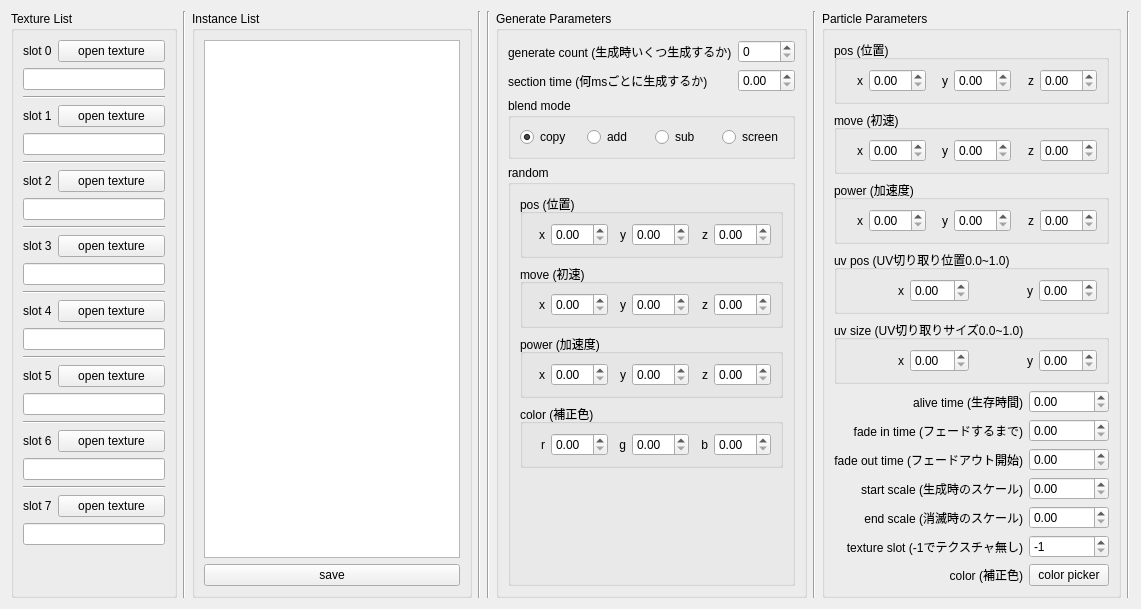
This is DirectX11Test/Src/Plugin/Module/ParticleConsole.ui in LobeliaSnow/PyQt5-Tool-Create as Qt 5 draws it before an edit. The edited form follows.
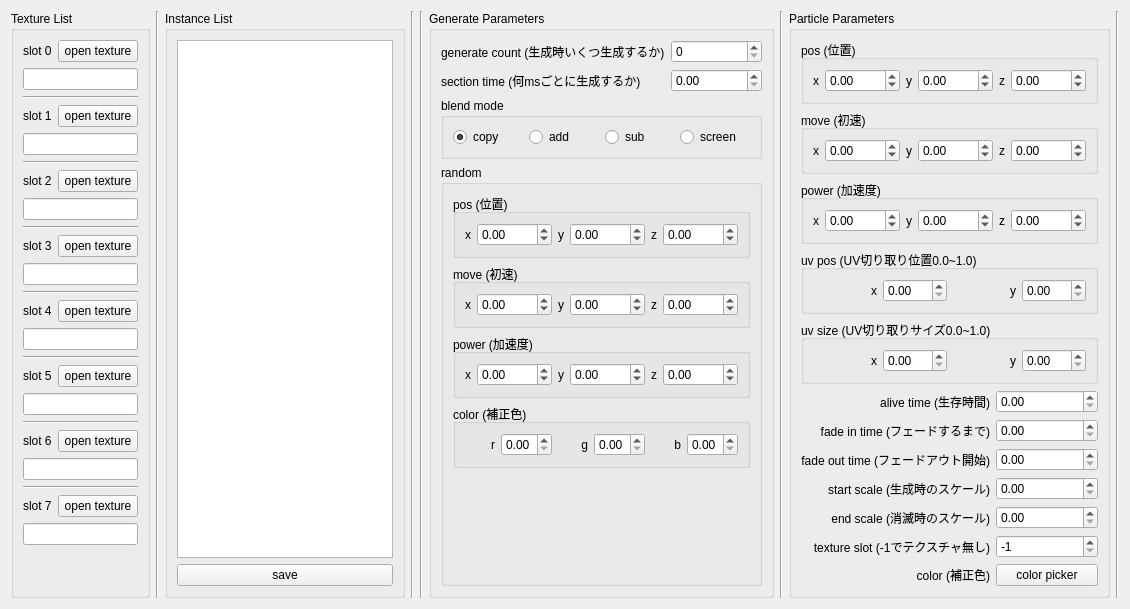
This is the edited form.

What changed in the file:
```diff
--- a/DirectX11Test/Src/Plugin/Module/ParticleConsole.ui
+++ b/DirectX11Test/Src/Plugin/Module/ParticleConsole.ui
@@ -6,7 +6,7 @@
    <rect>
     <x>0</x>
     <y>0</y>
-    <width>1141</width>
+    <width>1130</width>
     <height>547</height>
    </rect>
   </property>
@@ -95,10 +95,24 @@
           </widget>
          </item>
          <item row="1" column="1">
-          <widget class="QDoubleSpinBox" name="spinUVSizeX"/>
+          <widget class="QDoubleSpinBox" name="spinUVSizeX">
+           <property name="minimum">
+            <double>0.000000000000000</double>
+           </property>
+           <property name="maximum">
+            <double>1.000000000000000</double>
+           </property>
+          </widget>
          </item>
          <item row="1" column="3">
-          <widget class="QDoubleSpinBox" name="spinUVPosY_2"/>
+          <widget class="QDoubleSpinBox" name="spinUVPosY_2">
+           <property name="minimum">
+            <double>0.000000000000000</double>
+           </property>
+           <property name="maximum">
+            <double>1.000000000000000</double>
+           </property>
+          </widget>
          </item>
         </layout>
        </widget>
@@ -120,10 +134,24 @@
           </widget>
          </item>
          <item row="0" column="1">
-          <widget class="QDoubleSpinBox" name="spinUVPosX"/>
+          <widget class="QDoubleSpinBox" name="spinUVPosX">
+           <property name="minimum">
+            <double>0.000000000000000</double>
+           </property>
+           <property name="maximum">
+            <double>1.000000000000000</double>
+           </property>
+          </widget>
          </item>
          <item row="0" column="3">
-          <widget class="QDoubleSpinBox" name="spinUVPosY"/>
+          <widget class="QDoubleSpinBox" name="spinUVPosY">
+           <property name="minimum">
+            <double>0.000000000000000</double>
+           </property>
+           <property name="maximum">
+            <double>1.000000000000000</double>
+           </property>
+          </widget>
          </item>
          <item row="0" column="0">
           <widget class="QLabel" name="label_16">
@@ -145,7 +173,14 @@
         </property>
         <layout class="QGridLayout" name="gridLayout_4">
          <item row="0" column="3">
-          <widget class="QDoubleSpinBox" name="spinMoveY"/>
+          <widget class="QDoubleSpinBox" name="spinMoveY">
+           <property name="minimum">
+            <double>-1000.000000000000000</double>
+           </property>
+           <property name="maximum">
+            <double>1000.000000000000000</double>
+           </property>
+          </widget>
          </item>
          <item row="0" column="4">
           <widget class="QLabel" name="label_10">
@@ -168,7 +203,14 @@
           </widget>
          </item>
          <item row="0" column="1">
-          <widget class="QDoubleSpinBox" name="spinMoveX"/>
+          <widget class="QDoubleSpinBox" name="spinMoveX">
+           <property name="minimum">
+            <double>-1000.000000000000000</double>
+           </property>
+           <property name="maximum">
+            <double>1000.000000000000000</double>
+           </property>
+          </widget>
          </item>
          <item row="0" column="0">
           <widget class="QLabel" name="label_3">
@@ -181,7 +223,14 @@
           </widget>
          </item>
          <item row="0" column="5">
-          <widget class="QDoubleSpinBox" name="spinMoveZ"/>
+          <widget class="QDoubleSpinBox" name="spinMoveZ">
+           <property name="minimum">
+            <double>-1000.000000000000000</double>
+           </property>
+           <property name="maximum">
+            <double>1000.000000000000000</double>
+           </property>
+          </widget>
          </item>
         </layout>
        </widget>
@@ -214,13 +263,34 @@
           </widget>
          </item>
          <item row="0" column="5">
-          <widget class="QDoubleSpinBox" name="spinPowerZ"/>
+          <widget class="QDoubleSpinBox" name="spinPowerZ">
+           <property name="minimum">
+            <double>-1000.000000000000000</double>
+           </property>
+           <property name="maximum">
+            <double>1000.000000000000000</double>
+           </property>
+          </widget>
          </item>
          <item row="0" column="3">
-          <widget class="QDoubleSpinBox" name="spinPowerY"/>
+          <widget class="QDoubleSpinBox" name="spinPowerY">
+           <property name="minimum">
+            <double>-1000.000000000000000</double>
+           </property>
+           <property name="maximum">
+            <double>1000.000000000000000</double>
+           </property>
+          </widget>
          </item>
          <item row="0" column="1">
-          <widget class="QDoubleSpinBox" name="spinPowerX"/>
+          <widget class="QDoubleSpinBox" name="spinPowerX">
+           <property name="minimum">
+            <double>-1000.000000000000000</double>
+           </property>
+           <property name="maximum">
+            <double>1000.000000000000000</double>
+           </property>
+          </widget>
          </item>
          <item row="0" column="4">
           <widget class="QLabel" name="label_15">
@@ -377,10 +447,24 @@
           </widget>
          </item>
          <item row="0" column="3">
-          <widget class="QDoubleSpinBox" name="spinPosY"/>
+          <widget class="QDoubleSpinBox" name="spinPosY">
+           <property name="minimum">
+            <double>-1000.000000000000000</double>
+           </property>
+           <property name="maximum">
+            <double>1000.000000000000000</double>
+           </property>
+          </widget>
          </item>
          <item row="0" column="5">
-          <widget class="QDoubleSpinBox" name="spinPosZ"/>
+          <widget class="QDoubleSpinBox" name="spinPosZ">
+           <property name="minimum">
+            <double>-1000.000000000000000</double>
+           </property>
+           <property name="maximum">
+            <double>1000.000000000000000</double>
+           </property>
+          </widget>
          </item>
          <item row="0" column="2">
           <widget class="QLabel" name="label">
@@ -403,7 +487,14 @@
           </widget>
          </item>
          <item row="0" column="1">
-          <widget class="QDoubleSpinBox" name="spinPosX"/>
+          <widget class="QDoubleSpinBox" name="spinPosX">
+           <property name="minimum">
+            <double>-1000.000000000000000</double>
+           </property>
+           <property name="maximum">
+            <double>1000.000000000000000</double>
+           </property>
+          </widget>
          </item>
         </layout>
        </widget>
@@ -495,10 +586,24 @@
              </widget>
             </item>
             <item row="0" column="1">
-             <widget class="QDoubleSpinBox" name="spinRandPosX"/>
+             <widget class="QDoubleSpinBox" name="spinRandPosX">
+              <property name="minimum">
+               <double>-1000.000000000000000</double>
+              </property>
+              <property name="maximum">
+               <double>1000.000000000000000</double>
+              </property>
+             </widget>
             </item>
             <item row="0" column="3">
-             <widget class="QDoubleSpinBox" name="spinRandPosY"/>
+             <widget class="QDoubleSpinBox" name="spinRandPosY">
+              <property name="minimum">
+               <double>-1000.000000000000000</double>
+              </property>
+              <property name="maximum">
+               <double>1000.000000000000000</double>
+              </property>
+             </widget>
             </item>
             <item row="0" column="0">
              <widget class="QLabel" name="label_35">
@@ -511,7 +616,14 @@
              </widget>
             </item>
             <item row="0" column="5">
-             <widget class="QDoubleSpinBox" name="spinRandPosZ"/>
+             <widget class="QDoubleSpinBox" name="spinRandPosZ">
+              <property name="minimum">
+               <double>-1000.000000000000000</double>
+              </property>
+              <property name="maximum">
+               <double>1000.000000000000000</double>
+              </property>
+             </widget>
             </item>
            </layout>
           </widget>
@@ -543,10 +655,24 @@
              </widget>
             </item>
             <item row="0" column="3">
-             <widget class="QDoubleSpinBox" name="spinRandPowerY"/>
+             <widget class="QDoubleSpinBox" name="spinRandPowerY">
+              <property name="minimum">
+               <double>-1000.000000000000000</double>
+              </property>
+              <property name="maximum">
+               <double>1000.000000000000000</double>
+              </property>
+             </widget>
             </item>
             <item row="0" column="1">
-             <widget class="QDoubleSpinBox" name="spinRandPowerX"/>
+             <widget class="QDoubleSpinBox" name="spinRandPowerX">
+              <property name="minimum">
+               <double>-1000.000000000000000</double>
+              </property>
+              <property name="maximum">
+               <double>1000.000000000000000</double>
+              </property>
+             </widget>
             </item>
             <item row="0" column="4">
              <widget class="QLabel" name="label_45">
@@ -559,7 +685,14 @@
              </widget>
             </item>
             <item row="0" column="5">
-             <widget class="QDoubleSpinBox" name="spinRandPowerZ"/>
+             <widget class="QDoubleSpinBox" name="spinRandPowerZ">
+              <property name="minimum">
+               <double>-1000.000000000000000</double>
+              </property>
+              <property name="maximum">
+               <double>1000.000000000000000</double>
+              </property>
+             </widget>
             </item>
            </layout>
           </widget>
@@ -571,10 +704,24 @@
            </property>
            <layout class="QGridLayout" name="gridLayout_9">
             <item row="0" column="1">
-             <widget class="QDoubleSpinBox" name="spinRandMoveX"/>
+             <widget class="QDoubleSpinBox" name="spinRandMoveX">
+              <property name="minimum">
+               <double>-1000.000000000000000</double>
+              </property>
+              <property name="maximum">
+               <double>1000.000000000000000</double>
+              </property>
+             </widget>
             </item>
             <item row="0" column="3">
-             <widget class="QDoubleSpinBox" name="spinRandMoveY"/>
+             <widget class="QDoubleSpinBox" name="spinRandMoveY">
+              <property name="minimum">
+               <double>-1000.000000000000000</double>
+              </property>
+              <property name="maximum">
+               <double>1000.000000000000000</double>
+              </property>
+             </widget>
             </item>
             <item row="0" column="4">
              <widget class="QLabel" name="label_41">
@@ -607,7 +754,14 @@
              </widget>
             </item>
             <item row="0" column="5">
-             <widget class="QDoubleSpinBox" name="spinRandMoveZ"/>
+             <widget class="QDoubleSpinBox" name="spinRandMoveZ">
+              <property name="minimum">
+               <double>-1000.000000000000000</double>
+              </property>
+              <property name="maximum">
+               <double>1000.000000000000000</double>
+              </property>
+             </widget>
             </item>
            </layout>
           </widget>
@@ -619,7 +773,11 @@
            </property>
            <layout class="QGridLayout" name="gridLayout_11">
             <item row="0" column="1">
-             <widget class="QDoubleSpinBox" name="spinRandColorRed"/>
+             <widget class="QDoubleSpinBox" name="spinRandColorRed">
+              <property name="maximum">
+               <double>1.000000000000000</double>
+              </property>
+             </widget>
             </item>
             <item row="0" column="0">
              <widget class="QLabel" name="label_6">
@@ -632,7 +790,11 @@
              </widget>
             </item>
             <item row="0" column="3">
-             <widget class="QDoubleSpinBox" name="spinRandColorGreen"/>
+             <widget class="QDoubleSpinBox" name="spinRandColorGreen">
+              <property name="maximum">
+               <double>1.000000000000000</double>
+              </property>
+             </widget>
             </item>
             <item row="0" column="4">
              <widget class="QLabel" name="label_13">
@@ -655,7 +817,11 @@
              </widget>
             </item>
             <item row="0" column="5">
-             <widget class="QDoubleSpinBox" name="spinRandColorBlue"/>
+             <widget class="QDoubleSpinBox" name="spinRandColorBlue">
+              <property name="maximum">
+               <double>1.000000000000000</double>
+              </property>
+             </widget>
             </item>
            </layout>
           </widget>
```
